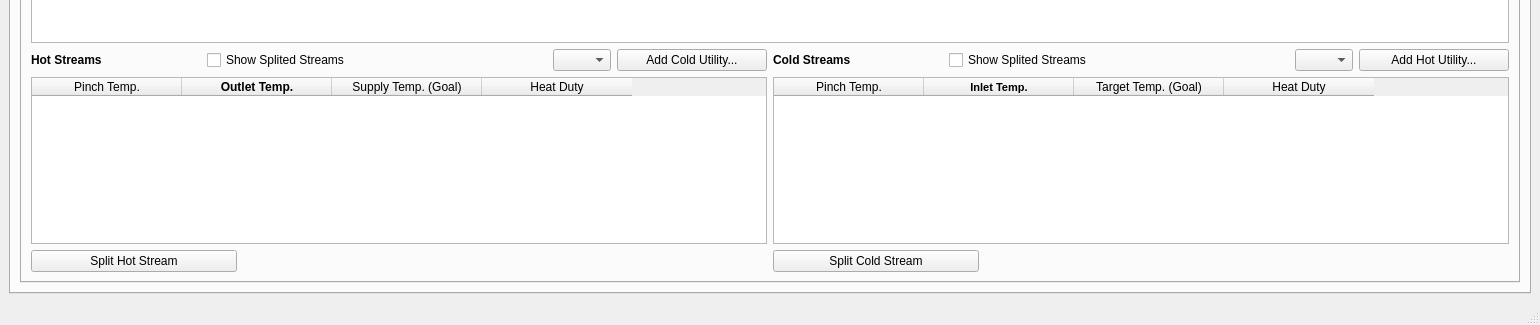
CarlosTadeuVassoler/MPinch, file interface/MPinch.ui: the form before one commit; both pictures show x 0 to 1540 and y 293 to 618 of the 1540 by 618 pixel window.
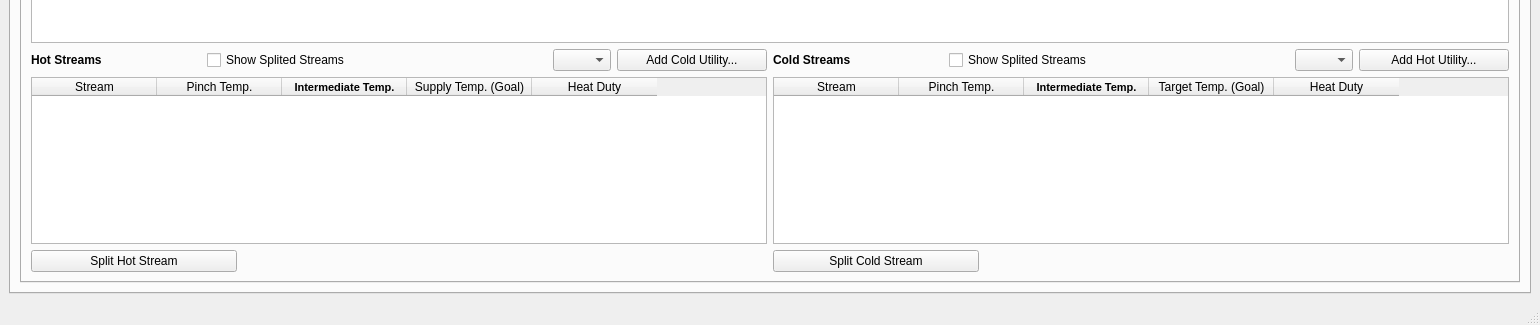
The form after the commit. The open tabs and pages were chosen to show the change.

Commit message: refiz pinch

What changed in the file:
```diff
--- a/interface/MPinch.ui
+++ b/interface/MPinch.ui
@@ -10,6 +10,12 @@
     <height>618</height>
    </rect>
   </property>
+  <property name="sizePolicy">
+   <sizepolicy hsizetype="Preferred" vsizetype="Preferred">
+    <horstretch>0</horstretch>
+    <verstretch>0</verstretch>
+   </sizepolicy>
+  </property>
   <property name="windowTitle">
    <string>MPinch</string>
   </property>
@@ -1784,8 +1790,16 @@
                      <enum>QAbstractScrollArea::AdjustToContents</enum>
                     </property>
                     <attribute name="horizontalHeaderDefaultSectionSize">
-                     <number>150</number>
+                     <number>125</number>
                     </attribute>
+                    <attribute name="horizontalHeaderMinimumSectionSize">
+                     <number>125</number>
+                    </attribute>
+                    <column>
+                     <property name="text">
+                      <string>Stream</string>
+                     </property>
+                    </column>
                     <column>
                      <property name="text">
                       <string>Pinch Temp.</string>
@@ -1793,10 +1807,12 @@
                     </column>
                     <column>
                      <property name="text">
-                      <string>Outlet Temp.</string>
+                      <string>Intermediate Temp.</string>
                      </property>
                      <property name="font">
                       <font>
+                       <family>MS Shell Dlg 2</family>
+                       <pointsize>8</pointsize>
                        <weight>75</weight>
                        <bold>true</bold>
                       </font>
@@ -1911,8 +1927,16 @@
                   <item>
                    <widget class="QTableWidget" name="tableWidget_17">
                     <attribute name="horizontalHeaderDefaultSectionSize">
-                     <number>150</number>
+                     <number>125</number>
                     </attribute>
+                    <attribute name="horizontalHeaderMinimumSectionSize">
+                     <number>125</number>
+                    </attribute>
+                    <column>
+                     <property name="text">
+                      <string>Stream</string>
+                     </property>
+                    </column>
                     <column>
                      <property name="text">
                       <string>Pinch Temp.</string>
@@ -1920,7 +1944,7 @@
                     </column>
                     <column>
                      <property name="text">
-                      <string>Inlet Temp.</string>
+                      <string>Intermediate Temp.</string>
                      </property>
                      <property name="font">
                       <font>
```
Left out of the diff: 41 changed lines with no effect on the pictures. The commit also changes 10 other files.
